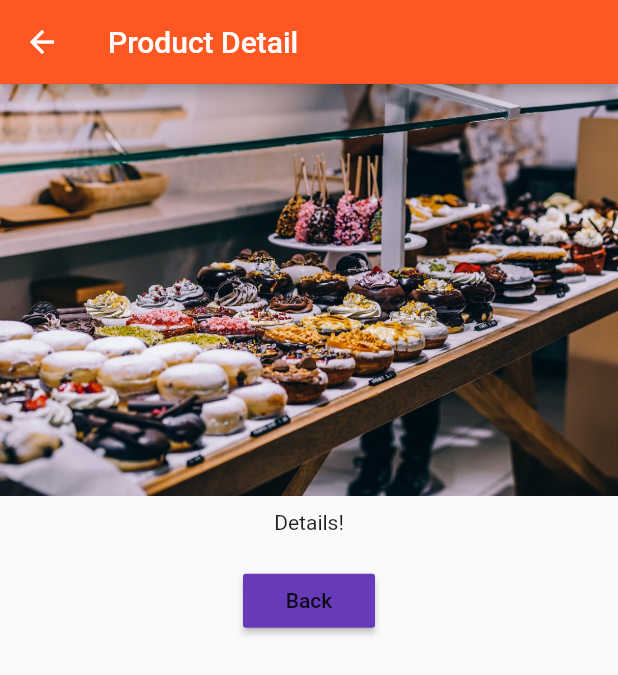
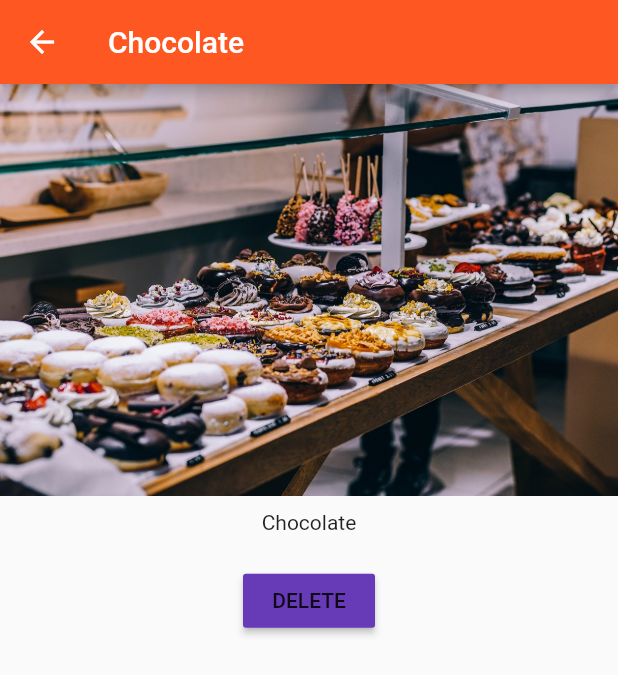
Before and after one commit to lakshyajit165/flutter_course, a Flutter app: the ProductManager widget shown alone on an empty page, opened directly, after a tap on "Add Product", after a tap on "Details", on a phone screen of 412 x 824 dp. Shown: the top 675 px of the screen. Run offline on Flutter 3.47's test engine with Material 2 defaults, Android fonts, the phone set to English and light mode, and no system bars.

Commit message:
section 6 lec 74

```diff
--- a/lib/main.dart
+++ b/lib/main.dart
@@ -1,6 +1,6 @@
 import 'package:flutter/material.dart';
 
-import './pages/home.dart';
+import './pages/auth.dart';
 
 void main() => runApp(MyApp());
 
@@ -14,7 +14,7 @@ class MyApp extends StatelessWidget {
         primarySwatch: Colors.deepOrange,
         accentColor: Colors.deepPurple
       ),
-      home: HomePage(),
+      home: AuthPage(),
     );
   }
 }
--- a/lib/pages/product.dart
+++ b/lib/pages/product.dart
@@ -1,31 +1,45 @@
+import 'dart:async';
+
 import 'package:flutter/material.dart';
 
 class ProductPage extends StatelessWidget {
+  final String title;
+  final String imageUrl;
+
+  ProductPage(this.title, this.imageUrl);
+
   @override
   Widget build(BuildContext context) {
     // TODO: implement build
-    return Scaffold(
+    return WillPopScope(
+      onWillPop: () {
+        print('Back button Pressed!');
+        Navigator.pop(context, false);
+        return Future.value(false);
+      },
+      child: Scaffold(
         appBar: AppBar(
-        title: Text('Product Detail'),
+          title: Text(title),
         ),
         body: Column(
           crossAxisAlignment: CrossAxisAlignment.center,
           children: <Widget>[
-          Image.asset('assets/food.jpg'),
+            Image.asset(imageUrl),
             Container(
               padding: EdgeInsets.all(10.0),
-            child: Text('Details!'),
+              child: Text(title),
             ),
             Container(
               padding: EdgeInsets.all(10.0),
               child: RaisedButton(
                 color: Theme.of(context).accentColor,
-              child: Text('Back'),
-              onPressed: () => Navigator.pop(context),
+                child: Text('DELETE'),
+                onPressed: () => Navigator.pop(context, true),
               ),
             ),
           ],
         ),
+      ),
     );
   }
 }
--- a/lib/product_control.dart
+++ b/lib/product_control.dart
@@ -12,7 +12,7 @@ class ProductControl extends StatelessWidget{
       return RaisedButton(
         color: Theme.of(context).primaryColor,
         onPressed: () {
-          addProduct('Sweets');
+          addProduct({'title': 'Chocolate', 'image': 'assets/food.jpg'});
         },
         child: Text('Add Product'),
       );
--- a/lib/product_manager.dart
+++ b/lib/product_manager.dart
@@ -5,7 +5,7 @@ import './products.dart';
 import './product_control.dart';
 
 class ProductManager extends StatefulWidget {
-  final String startingProduct;
+  final Map<String, String> startingProduct;
 
   ProductManager({this.startingProduct}) {
     print('[ProductManager Widget] Constructor');
@@ -19,16 +19,15 @@ class ProductManager extends StatefulWidget {
 }
 
 class _ProductManagerState extends State<ProductManager> {
-  List<String> _products = [];
+  List<Map<String, String>> _products = [];
 
   @override
   void initState() {
     print('[ProductManager State] initState() ');
-    if(widget.startingProduct != null){
+    if (widget.startingProduct != null) {
       _products.add(widget.startingProduct);
     }
     super.initState();
-
   }
 
   @override
@@ -37,9 +36,15 @@ class _ProductManagerState extends State<ProductManager> {
     super.didUpdateWidget(oldWidget);
   }
 
-  void _addProduct(String product) {
+  void _addProduct(Map<String, String> product) {
     setState(() {
       _products.add(product);
+    });
+  }
+
+  void _deleteProduct(int index) {
+    setState(() {
+      _products.removeAt(index);
     });
   }
 
@@ -52,7 +57,7 @@ class _ProductManagerState extends State<ProductManager> {
           margin: EdgeInsets.all(10.0),
           child: ProductControl(_addProduct),
         ),
-        Expanded(child: Products(_products))
+        Expanded(child: Products(_products, deleteProduct: _deleteProduct))
       ],
     );
   }
--- a/lib/products.dart
+++ b/lib/products.dart
@@ -3,8 +3,12 @@ import 'package:flutter/material.dart';
 import './pages/product.dart';
 
 class Products extends StatelessWidget {
-  final List<String> products;
-  Products([this.products = const []]) {
+
+  final List<Map<String, String>> products;
+
+  final Function deleteProduct;
+
+  Products(this.products, {this.deleteProduct}) {
     print('[Products Widget] Constructor');
   }
 
@@ -12,19 +16,24 @@ class Products extends StatelessWidget {
     return Card(
       child: Column(
         children: <Widget>[
-          Image.asset('assets/food.jpg'),
-          Text(products[index]),
+          Image.asset(products[index]['image']),
+          Text(products[index]['title']),
           ButtonBar(
             alignment: MainAxisAlignment.center,
             children: <Widget>[
               FlatButton(
                 child: Text('Details'),
-                onPressed: () => Navigator.push(
+                onPressed: () => Navigator.push<bool>(
                       context,
                       MaterialPageRoute(
-                        builder: (BuildContext context) => ProductPage(),
+                        builder: (BuildContext context) => ProductPage(
+                            products[index]['title'], products[index]['image']),
                       ),
-                    ),
+                    ).then((bool value) {
+                        if(value){
+                          deleteProduct(index);
+                        }
+                    }),
               )
             ],
           )
```
Also changed, not shown: lib/pages/auth.dart (added, +27 -0 lines), lib/pages/home.dart (deleted, +0 -15 lines), lib/pages/products.dart (added, +29 -0 lines). Lines whose indentation alone changed are shown as unchanged.
